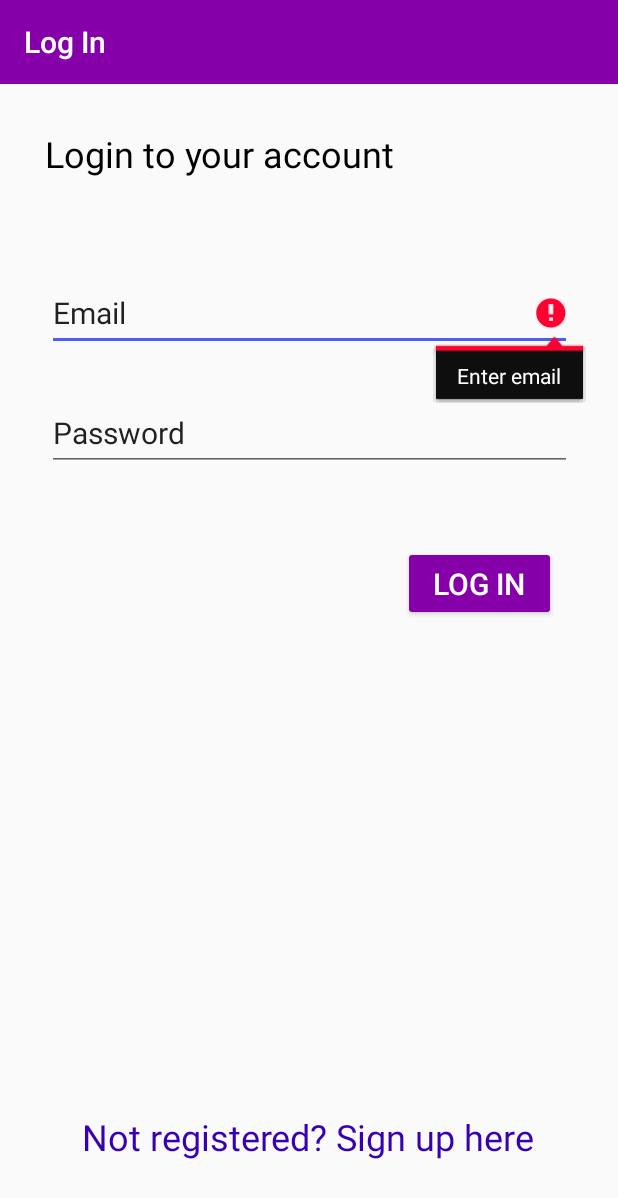
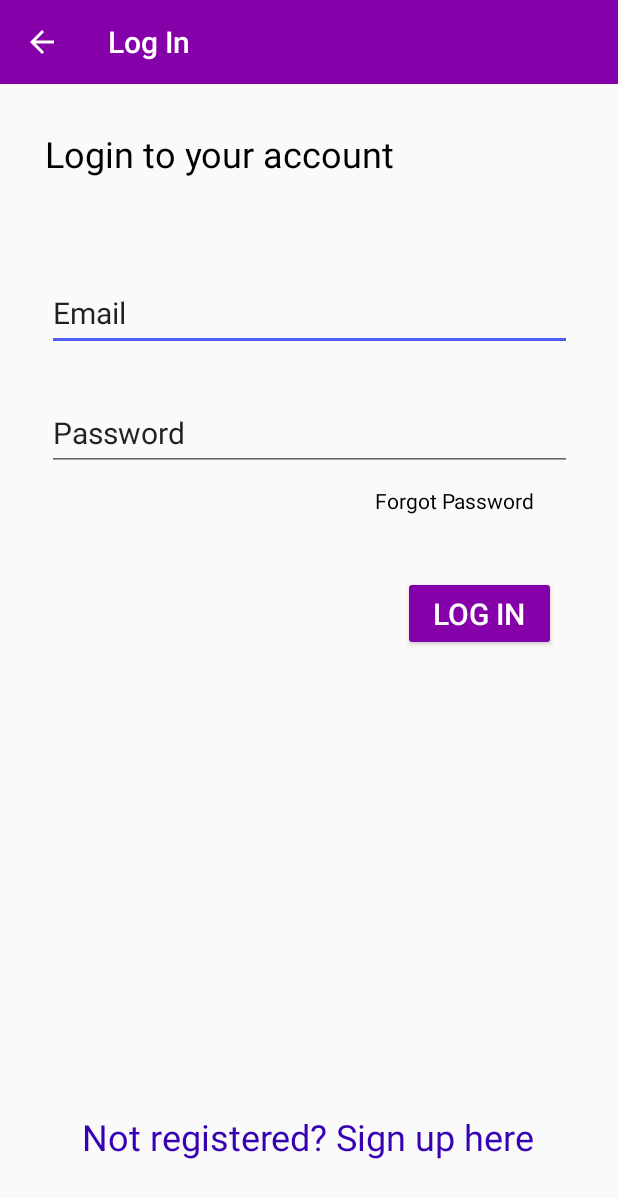
Before and after one commit to SmartWalletSDL/SmartWallet, an Android app: the screen it shows after launch (LoginActivity), after a tap on "LOG IN", on a phone screen of 412 x 824 dp. Shown: the top 1198 px of the screen. Run offline under Robolectric (Android 15) with nearby library versions, the phone set to English and light mode, and no system bars; our stand-ins replace Firebase (no records; nobody signed in at launch, a user with empty details on screens opened directly); libraries missing offline, so code that uses them is left out: lecho.lib.hellocharts; 10 statements that could not run were skipped.

Commit message:
Added Reset Password Functionality to the App

```diff
--- a/app/src/main/java/com/example/smartwallet/LoginActivity.java
+++ b/app/src/main/java/com/example/smartwallet/LoginActivity.java
@@ -26,7 +26,7 @@ public class LoginActivity extends AppCompatActivity {
     Toolbar toolbar;
     private EditText emailId, password;
     private Button btnLogin;
-    private TextView tvlogin;
+    private TextView toLoginPage, toForgotPassword;
     private ProgressDialog loginProgress;
     private FirebaseAuth.AuthStateListener mAuthStateListener;
 
@@ -39,13 +39,15 @@ public class LoginActivity extends AppCompatActivity {
         toolbar = findViewById(R.id.login_toolbar);
         setSupportActionBar(toolbar);
         getSupportActionBar().setTitle("Log In");
+        getSupportActionBar().setDisplayHomeAsUpEnabled(true);
 
         mFirebaseAuth = FirebaseAuth.getInstance();
 
         emailId = findViewById(R.id.loginEmail);
         password = findViewById(R.id.loginPassword);
         btnLogin = findViewById(R.id.logIn);
-        tvlogin = findViewById(R.id.toSignupText);
+        toLoginPage = findViewById(R.id.toSignupText);
+        toForgotPassword = findViewById(R.id.forgotPassword);
         loginProgress = new ProgressDialog(this);
 
         mAuthStateListener = new FirebaseAuth.AuthStateListener() {
@@ -70,15 +72,7 @@ public class LoginActivity extends AppCompatActivity {
                 String email = emailId.getText().toString();
                 String pwd = password.getText().toString();
 
-                if(!email.isEmpty() && !pwd.isEmpty()){
-                    loginProgress.setTitle("Login User.");
-                    loginProgress.setMessage("Please Wait, while we check your credentials.");
-                    loginProgress.setCanceledOnTouchOutside(false);
-                    loginProgress.show();
-                    loginUser(email,pwd);
-                }
-
-                else if (email.isEmpty()) {
+                if (email.isEmpty()) {
                     emailId.setError("Enter email");
                     emailId.requestFocus();
                 }
@@ -86,14 +80,31 @@ public class LoginActivity extends AppCompatActivity {
                     password.setError("Enter password");
                     password.requestFocus();
                 }
+
+                else{
+                    loginProgress.setTitle("Login User.");
+                    loginProgress.setMessage("Please Wait, while we check your credentials.");
+                    loginProgress.setCanceledOnTouchOutside(false);
+                    loginProgress.show();
+                    loginUser(email,pwd);
+                }
             }
         });
 
-        tvlogin.setOnClickListener(new View.OnClickListener() {
+        toLoginPage.setOnClickListener(new View.OnClickListener() {
             @Override
             public void onClick(View view) {
                 Intent tosignup = new Intent(LoginActivity.this,SignUpActivity.class);
                 startActivity(tosignup);
+                finish();
+            }
+        });
+
+        toForgotPassword.setOnClickListener(new View.OnClickListener() {
+            @Override
+            public void onClick(View v) {
+                Intent toResetPassword = new Intent(LoginActivity.this,resetPassword.class);
+                startActivity(toResetPassword);
                 finish();
             }
         });
--- a/app/src/main/java/com/example/smartwallet/MainActivity.java
+++ b/app/src/main/java/com/example/smartwallet/MainActivity.java
@@ -1,15 +1,21 @@
 package com.example.smartwallet;
 
+import android.app.ProgressDialog;
+import android.content.DialogInterface;
 import android.content.Intent;
 import android.os.Bundle;
 import android.view.Menu;
 import android.view.MenuItem;
+import android.widget.Toast;
 
 import androidx.annotation.NonNull;
+import androidx.appcompat.app.AlertDialog;
 import androidx.appcompat.app.AppCompatActivity;
 import androidx.appcompat.widget.Toolbar;
 import androidx.viewpager.widget.ViewPager;
 
+import com.google.android.gms.tasks.OnCompleteListener;
+import com.google.android.gms.tasks.Task;
 import com.google.android.material.tabs.TabItem;
 import com.google.android.material.tabs.TabLayout;
 import com.google.firebase.auth.FirebaseAuth;
@@ -25,6 +31,7 @@ public class MainActivity extends AppCompatActivity {
     TabItem history;
     TabItem activity;
     ViewPager viewPager;
+    private ProgressDialog logOutProgress;
     PagerController pagerController;
 
     @Override
@@ -42,6 +49,7 @@ public class MainActivity extends AppCompatActivity {
         users = findViewById(R.id.users);
         history = findViewById(R.id.history);
         activity = findViewById(R.id.activity);
+
 
         viewPager = findViewById(R.id.viewPager);
 
@@ -74,15 +82,10 @@ public class MainActivity extends AppCompatActivity {
         super.onStart();
 
         FirebaseUser currUser = mFirebaseAuth.getCurrentUser();
-        if (currUser==null || !currUser.isEmailVerified()) {
-            goToLogin();
+        if (currUser==null ) {
+            Intent firstActivity = new Intent(MainActivity.this, firstActivity.class);
+            startActivity(firstActivity);
         }
-    }
-
-    private void goToLogin() {
-        Intent tologin = new Intent(MainActivity.this,LoginActivity.class);
-        startActivity(tologin);
-        finish();
     }
 
     @Override
@@ -109,7 +112,8 @@ public class MainActivity extends AppCompatActivity {
 
         if(item.getItemId() == R.id.menu_log_out){
             FirebaseAuth.getInstance().signOut();
-            goToLogin();
+            Intent tologin = new Intent(MainActivity.this,LoginActivity.class);
+            startActivity(tologin);
         }
 
         return true;
--- /dev/null
+++ b/app/src/main/java/com/example/smartwallet/firstActivity.java
@@ -0,0 +1,38 @@
+package com.example.smartwallet;
+
+import androidx.appcompat.app.AppCompatActivity;
+
+import android.content.Intent;
+import android.os.Bundle;
+import android.view.View;
+import android.widget.Button;
+
+public class firstActivity extends AppCompatActivity {
+
+    private Button logIn, signUp;
+
+    @Override
+    protected void onCreate(Bundle savedInstanceState) {
+        super.onCreate(savedInstanceState);
+        setContentView(R.layout.activity_first);
+
+        logIn = findViewById(R.id.logIn);
+        signUp = findViewById(R.id.signUp);
+
+        logIn.setOnClickListener(new View.OnClickListener() {
+            @Override
+            public void onClick(View v) {
+                Intent toLogIn =  new Intent(firstActivity.this, LoginActivity.class);
+                startActivity(toLogIn);
+            }
+        });
+
+        signUp.setOnClickListener(new View.OnClickListener() {
+            @Override
+            public void onClick(View v) {
+                Intent toSignUp =  new Intent(firstActivity.this, SignUpActivity.class);
+                startActivity(toSignUp);
+            }
+        });
+    }
+}
--- a/app/src/main/res/layout/activity_log_in.xml
+++ b/app/src/main/res/layout/activity_log_in.xml
@@ -31,6 +31,7 @@
         app:layout_constraintTop_toBottomOf="@+id/textView" />
 
     <EditText
+
         android:id="@+id/loginPassword"
         android:layout_width="350dp"
         android:layout_height="50dp"
@@ -52,7 +53,7 @@
         android:layout_width="wrap_content"
         android:layout_height="50dp"
         android:layout_marginStart="267dp"
-        android:layout_marginTop="50dp"
+        android:layout_marginTop="70dp"
         android:layout_marginEnd="40dp"
         android:backgroundTint="@color/toolBarColor"
         android:paddingLeft="20dp"
@@ -90,4 +91,15 @@
         app:layout_constraintStart_toStartOf="parent"
         app:layout_constraintTop_toBottomOf="@+id/login_toolbar" />
 
+    <TextView
+        android:id="@+id/forgotPassword"
+        android:layout_width="132dp"
+        android:layout_height="22dp"
+        android:layout_marginTop="10dp"
+        android:layout_marginEnd="30dp"
+        android:text="Forgot Password"
+        android:textColor="#000000"
+        app:layout_constraintEnd_toEndOf="parent"
+        app:layout_constraintTop_toBottomOf="@+id/loginPassword" />
+
 </androidx.constraintlayout.widget.ConstraintLayout>
```
Also changed, not shown: app/src/main/AndroidManifest.xml (+14 -3 lines), app/src/main/java/com/example/smartwallet/SignUpActivity.java (+15 -17 lines), app/src/main/java/com/example/smartwallet/editProfile.java (added, +22 -0 lines), app/src/main/java/com/example/smartwallet/resetPassword.java (added, +66 -0 lines), app/src/main/java/com/example/smartwallet/settings.java (+5 -29 lines), app/src/main/res/layout/activity_edit_profile.xml (added, +15 -0 lines), app/src/main/res/layout/activity_first.xml (added, +48 -0 lines), app/src/main/res/layout/activity_reset_password.xml (added, +43 -0 lines), app/src/main/res/layout/activity_settings.xml (+5 -41 lines).
